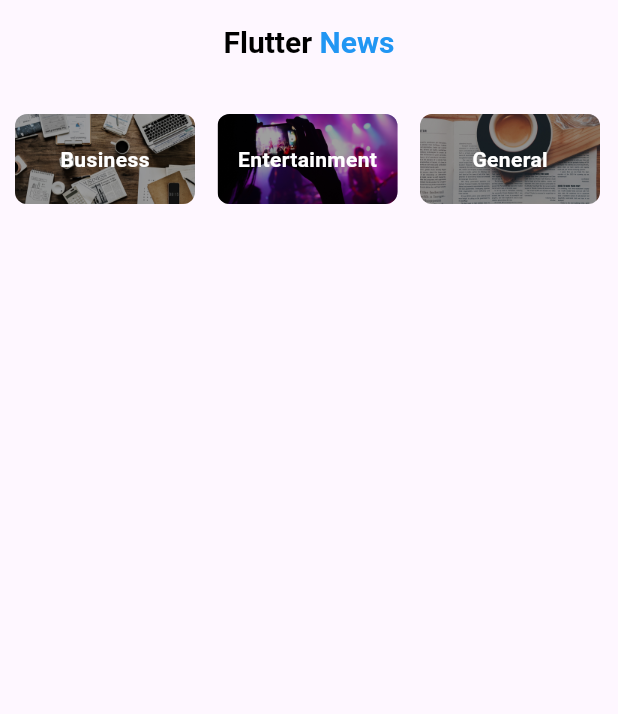
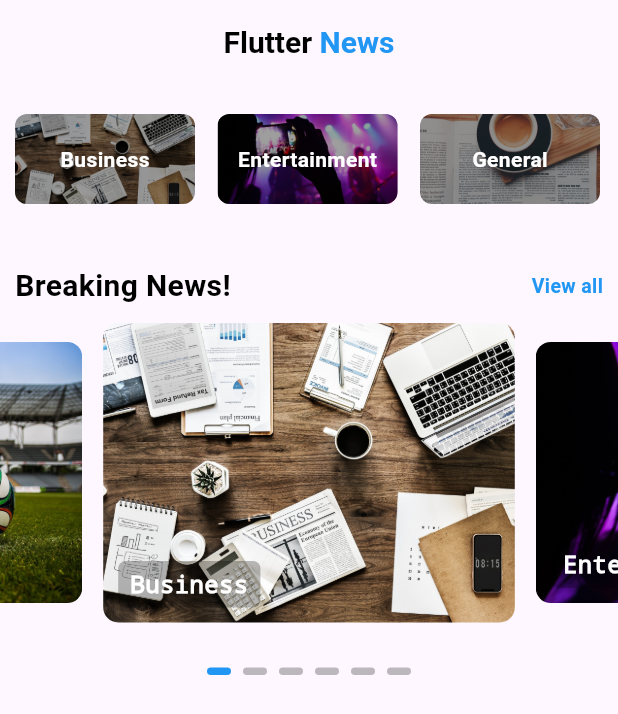
Before and after one commit to Chayan9991/Flutter-News-App, a Flutter app: the screen it shows after launch, on a phone screen of 412 x 824 dp. Shown: the top 714 px of the screen. Run offline on Flutter 3.47's test engine with Material 3 defaults, Android fonts, the phone set to English and light mode, and no system bars; drawn by our look-alikes of carousel_slider, smooth_page_indicator.

Commit message:
Slider added

```diff
--- a/lib/components/category_tile.dart
+++ b/lib/components/category_tile.dart
@@ -27,7 +27,7 @@ class CategoryTile extends StatelessWidget {
             decoration: BoxDecoration(
               color: Colors.black38, // Set the background color here
               borderRadius:
-              BorderRadius.circular(8), // Adjust the radius as needed
+                  BorderRadius.circular(8), // Adjust the radius as needed
             ),
             child: Center(
               child: Text(
--- a/lib/components/slider_carousel.dart
+++ /dev/null
@@ -1 +0,0 @@
-import 'package:flutter/material.dart';
--- a/lib/pages/home.dart
+++ b/lib/pages/home.dart
@@ -1,10 +1,11 @@
 import 'package:carousel_slider/carousel_slider.dart';
 import 'package:flutter/material.dart';
 import 'package:news_api_app/components/category_tile.dart';
-import 'package:news_api_app/pages/model/category_model.dart';
-import 'package:news_api_app/pages/model/slider_model.dart';
-import 'package:news_api_app/pages/services/data.dart';
-import 'package:news_api_app/pages/services/slider_data.dart';
+import 'package:news_api_app/model/category_model.dart';
+import 'package:news_api_app/model/slider_model.dart';
+import 'package:news_api_app/services/data.dart';
+import 'package:news_api_app/services/slider_data.dart';
+import 'package:news_api_app/utils/image_slider_builder.dart';
 
 class Home extends StatefulWidget {
   const Home({super.key});
@@ -15,7 +16,9 @@ class Home extends StatefulWidget {
 
 class _HomeState extends State<Home> {
   List<CategoryModel> categories = [];
-  List<SliderModel> sliderList =[];
+  List<SliderModel> sliderList = [];
+
+  int _activeIndex = 0;
 
   @override
   void initState() {
@@ -39,7 +42,9 @@ class _HomeState extends State<Home> {
                   color: Colors.black,
                   fontWeight: FontWeight.bold),
             ),
-            SizedBox(width: 5,),
+            SizedBox(
+              width: 5,
+            ),
             Text(
               "News",
               style: TextStyle(
@@ -50,15 +55,14 @@ class _HomeState extends State<Home> {
           ],
         ),
       ),
-      body: Container(
-        child: Column(
+      body: Column(
+        crossAxisAlignment: CrossAxisAlignment.start, // Align children to the left
         children: [
           SizedBox(height: 20),
-            Container(
-              child: Expanded(
+          SizedBox(
+            height: 100, // Adjust the height of the category list
             child: ListView.builder(
               padding: EdgeInsets.only(left: 10),
-                  shrinkWrap: true,
               scrollDirection: Axis.horizontal,
               itemCount: categories.length,
               itemBuilder: (context, index) {
@@ -69,10 +73,55 @@ class _HomeState extends State<Home> {
               },
             ),
           ),
+          const Padding(
+            padding: EdgeInsets.only(left: 10, right: 10),
+            child: Row(
+              mainAxisAlignment: MainAxisAlignment.spaceBetween,
+              children: [
+                Text(
+                  "Breaking News!",
+                  style: TextStyle(
+                    fontSize: 20,
+                    fontWeight: FontWeight.bold,
+                    color: Colors.black,
+                  ),
+                ),
+                Text(
+                  "View all",
+                  style: TextStyle(
+                    fontSize: 13,
+                    fontWeight: FontWeight.bold,
+                    color: Colors.blue,
+                  ),
                 ),
               ],
             ),
           ),
+          SizedBox(height: 10,),
+
+          CarouselSlider.builder(
+            itemCount: sliderList.length,
+            itemBuilder: (context, index, realIndex) {
+              final res = sliderList[index];
+              return buildImage(res.imageUrl!, index, context, res.name!);
+            },
+            options: CarouselOptions(
+              height: 200,
+              viewportFraction: .7,
+              enlargeCenterPage: true,
+              autoPlay: true,
+              onPageChanged: (index, reason) {
+                setState(() {
+                  _activeIndex = index;
+                });
+              },
+              enlargeStrategy: CenterPageEnlargeStrategy.height,
+            ),
+          ),
+          SizedBox(height: 30.0),
+          Center(child: pageIndicator(_activeIndex, sliderList.length))
+        ],
+      ),
     );
   }
 }
--- a/lib/pages/services/data.dart
+++ b/lib/services/data.dart
@@ -1,4 +1,4 @@
-import 'package:news_api_app/pages/model/category_model.dart';
+import 'package:news_api_app/model/category_model.dart';
 
 List<CategoryModel> getCategories(){
   List<CategoryModel> categoryList = [
--- a/lib/pages/services/slider_data.dart
+++ b/lib/services/slider_data.dart
@@ -1,4 +1,5 @@
-import 'package:news_api_app/pages/model/slider_model.dart';
+import 'package:news_api_app/model/slider_model.dart';
+
 
 List<SliderModel> getSliderData(){
   List<SliderModel> sliderList = [
--- /dev/null
+++ b/lib/utils/image_slider_builder.dart
@@ -0,0 +1,54 @@
+import 'package:flutter/material.dart';
+import 'package:smooth_page_indicator/smooth_page_indicator.dart';
+
+Widget buildImage(
+  String imageUrl,
+  int index,
+  BuildContext context,
+  String name,
+) {
+  return Container(
+    margin: const EdgeInsets.symmetric(horizontal: 7.0),
+    child: Stack(
+      children: [
+        ClipRRect(
+          borderRadius: BorderRadius.circular(10),
+          child: Image.asset(
+            imageUrl,
+            fit: BoxFit.cover,
+            width: double.infinity,
+            height: 200,
+          ),
+        ),
+        Positioned(
+          bottom: 10,
+          left: 10,
+          child: Container(
+            padding: const EdgeInsets.symmetric(horizontal: 8.0, vertical: 4.0),
+            decoration: BoxDecoration(
+              color: Colors.black26,
+              borderRadius: BorderRadius.circular(
+                  5), // Slight rounding for the text background
+            ),
+            child: Text(
+              name,
+              style: const TextStyle(
+                color: Colors.white,
+                fontSize: 16,
+                fontFamily: 'Courier New',
+                fontWeight: FontWeight.bold,
+              ),
+            ),
+          ),
+        ),
+      ],
+    ),
+  );
+}
+
+Widget pageIndicator(int index, int length) => AnimatedSmoothIndicator(
+      activeIndex: index,
+      count: length,
+      effect: const SwapEffect(
+          dotColor: Colors.black26, activeDotColor: Colors.blue, dotHeight: 5),
+    );
--- a/pubspec.yaml
+++ b/pubspec.yaml
@@ -31,6 +31,7 @@ dependencies:
   flutter:
     sdk: flutter
   carousel_slider: ^5.0.0
+  smooth_page_indicator: ^1.2.0+3
 
 
   # The following adds the Cupertino Icons font to your application.
```
Also changed, not shown: lib/model/category_model.dart (renamed from lib/pages/model/category_model.dart), lib/model/slider_model.dart (renamed from lib/pages/model/slider_model.dart), pubspec.lock. Lines whose indentation alone changed are shown as unchanged.
